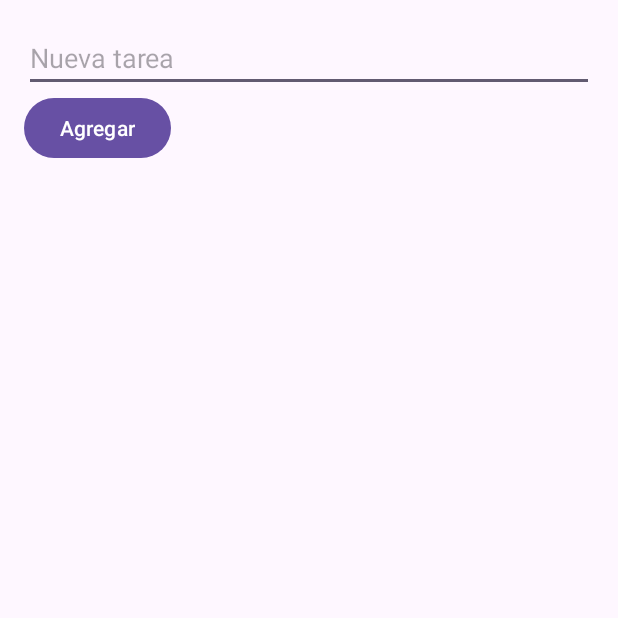
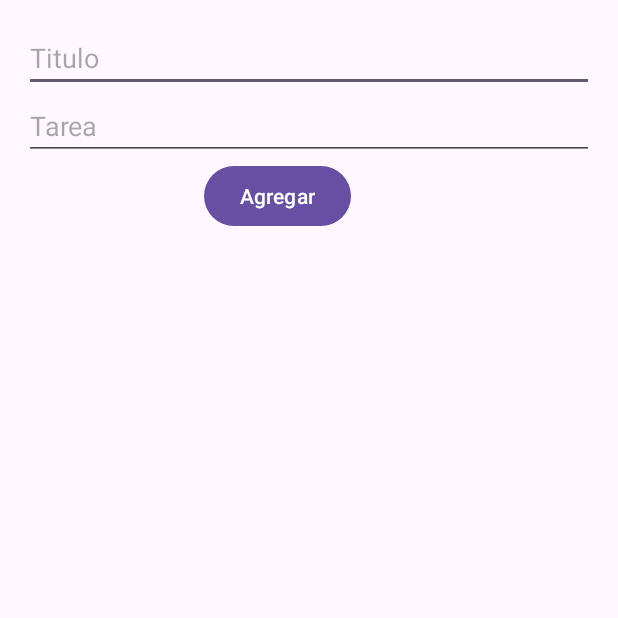
Before and after one commit to wilsongutierrez-01/Collage_Reminder, an Android app: the addNoteActivity screen opened directly, with no data from a screen before it, after a tap on "Agregar", on a phone screen of 412 x 824 dp, the top half of it. Run offline under Robolectric (Android 15) with nearby library versions, the phone set to English and light mode, and no system bars; our stand-ins replace Firebase (no records; nobody signed in at launch, a user with empty details on screens opened directly).

Commit message:
notas modificadas

```diff
--- a/app/src/main/AndroidManifest.xml
+++ b/app/src/main/AndroidManifest.xml
@@ -17,7 +17,7 @@
         android:supportsRtl="true"
         android:theme="@style/Theme.CollageReminder"
         tools:targetApi="31"
-        android:name=".MyApp">
+        >
         <!-- Set custom default icon. This is used when no icon is set for incoming notification messages.
      See README(https://goo.gl/l4GJaQ) for more. -->
         <meta-data
--- a/app/src/main/java/com/example/collagereminder/NotaAdapter.java
+++ b/app/src/main/java/com/example/collagereminder/NotaAdapter.java
@@ -37,9 +37,10 @@ public class NotaAdapter extends ArrayAdapter<Nota> {
         }
 
         Nota nota = getItem(position);
+        Nota titulo = getItem(position);
 
         if (nota != null) {
-            viewHolder.textViewTitle.setText("Reminder");
+            viewHolder.textViewTitle.setText(nota.getTitle());
             viewHolder.textViewContent.setText(nota.getContent());
         }
 
--- a/app/src/main/java/com/example/collagereminder/addNoteActivity.java
+++ b/app/src/main/java/com/example/collagereminder/addNoteActivity.java
@@ -22,7 +22,9 @@ import com.google.firebase.database.FirebaseDatabase;
 import com.google.firebase.database.ValueEventListener;
 
 import java.util.ArrayList;
+import java.util.HashMap;
 import java.util.List;
+import java.util.Map;
 
 public class addNoteActivity extends AppCompatActivity {
     public String userName, userId;
@@ -33,12 +35,91 @@ public class addNoteActivity extends AppCompatActivity {
 
     private FirebaseAuth mAuth;
 
+    DatabaseReference databaseReference = FirebaseDatabase.getInstance().getReferenceFromUrl("https://collage-reminder-32e34-default-rtdb.firebaseio.com/");
+
     @Override
     protected void onCreate(Bundle savedInstanceState) {
         super.onCreate(savedInstanceState);
         setContentView(R.layout.activity_add_note);
+        ///Para base de datos
+        try {
+            cargarDatos();
+        }catch (Exception e){
+            mostrarMsgToast(e.getMessage()   );
+        }
 
+        try {
+            //Variable for user
+            final String user;
+            //cargar boton para agregar notas
+            final Button btnNota = findViewById(R.id.btnAddnote);
+
+            //agregar la base de datos
+
+            //Cargamos el text de tarea
+            final EditText nota = findViewById(R.id.editTextTask);
+
+            final EditText title = findViewById(R.id.editTextTitle);
+
+            btnNota.setOnClickListener(new View.OnClickListener() {
+                @Override
+                public void onClick(View view) {
+
+                    SharedPreferences sharedPreferences = getSharedPreferences("MyPrefs", Context.MODE_PRIVATE);
+                    userName = sharedPreferences.getString("userName", "");
+                    final String tituloNota = title.getText().toString();
+                    final String nuevaNota = nota.getText().toString();
+
+                    databaseReference.child("nuevasNotas").addListenerForSingleValueEvent(new ValueEventListener() {
+                        @Override
+                        public void onDataChange(@NonNull DataSnapshot snapshot) {
+
+                            try {
+
+                                DatabaseReference userNotesReference = databaseReference.child("nuevasNotas").child(userName).child("Notas");
+                                String notaKey = userNotesReference.push().getKey();
+
+                                if (notaKey != null) {
+                                    // Guarda la nueva nota con la clave generada en el nodo "notas"
+                                    Map<String,String> data = new HashMap<>();
+                                    data.put("titulo", tituloNota);
+                                    data.put("tarea", nuevaNota);
+
+                                    userNotesReference.child(notaKey).setValue(data);
+                                    mostrarMsgToast("Nota agregada");
+                                } else {
+                                    mostrarMsgToast("Error al agregar la nota");
+                                }
+
+                            }catch (Exception e){
+                                mostrarMsgToast(e.getMessage());
+                            }
+
+                        }
+
+                        @Override
+                        public void onCancelled(@NonNull DatabaseError error) {
+
+                        }
+                    });
+
+                }
+            });
+
+
+        }catch (Exception e){
+            mostrarMsgToast("error en cargar componentes");
+        }
+
+
+    }
+    private void mostrarMsgToast(String msg){
+        Toast.makeText(getApplicationContext(),msg, Toast.LENGTH_LONG).show();
+    }
+
+    private void cargarDatos (){
         //userId = mAuth.getUid();
+
         // Inicializa la lista de notas
         listaDeNotas = new ArrayList<>();
 
@@ -46,7 +127,6 @@ public class addNoteActivity extends AppCompatActivity {
         listViewTasks = findViewById(R.id.listViewTasks);
 
         // Obtiene una referencia a la base de datos de Firebase
-        DatabaseReference databaseReference = FirebaseDatabase.getInstance().getReferenceFromUrl("https://collage-reminder-32e34-default-rtdb.firebaseio.com/");
 
         // Obtiene el nombre de usuario
         SharedPreferences sharedPreferences = getSharedPreferences("MyPrefs", Context.MODE_PRIVATE);
@@ -63,13 +143,19 @@ public class addNoteActivity extends AppCompatActivity {
                     listaDeNotas.clear(); // Limpia la lista antes de cargar las notas
                     for (DataSnapshot noteSnapshot : dataSnapshot.getChildren()) {
 
-                            String noteText = noteSnapshot.getValue(String.class);
+                        Map<String, String> notaData = (Map<String, String>) noteSnapshot.getValue();
+
+
+
+                        if (notaData != null) {
+                            String titulo = notaData.get("titulo");
+                            String notaContenido = notaData.get("tarea");
 
                             Nota nota = new Nota();
-                            nota.setContent(noteText);
+                            nota.setTitle(titulo);
+                            nota.setContent(notaContenido);
                             listaDeNotas.add(nota);
-
-
+                        }
 
                     }
                     adapter.notifyDataSetChanged(); // Notifica al adaptador que los datos han cambiado
@@ -96,68 +182,7 @@ public class addNoteActivity extends AppCompatActivity {
         }catch (Exception e){
             mostrarMsgToast(e.getMessage());
         }
-
-
-
-
-
-        //Variable for user
-        final String user;
-        //cargar boton para agregar notas
-        final Button btnNota = findViewById(R.id.btnAddnote);
-
-        //agregar la base de datos
-
-        //Cargamos el text de tarea
-        final EditText nota = findViewById(R.id.editTextTask);
-
-
-        btnNota.setOnClickListener(new View.OnClickListener() {
-            @Override
-            public void onClick(View view) {
-
-                SharedPreferences sharedPreferences = getSharedPreferences("MyPrefs", Context.MODE_PRIVATE);
-                userName = sharedPreferences.getString("userName", "");
-                final String nuevaNota = nota.getText().toString();
-
-                    databaseReference.child("nuevasNotas").addListenerForSingleValueEvent(new ValueEventListener() {
-                        @Override
-                        public void onDataChange(@NonNull DataSnapshot snapshot) {
-
-                            try {
-
-                                DatabaseReference userNotesReference = databaseReference.child("nuevasNotas").child(userName).child("Notas");
-                                String notaKey = userNotesReference.push().getKey();
-
-                                if (notaKey != null) {
-                                    // Guarda la nueva nota con la clave generada en el nodo "notas"
-                                    userNotesReference.child(notaKey).setValue(nuevaNota);
-                                    mostrarMsgToast("Nota agregada");
-                                } else {
-                                    mostrarMsgToast("Error al agregar la nota");
-                                }
-
-                            }catch (Exception e){
-                                mostrarMsgToast(e.getMessage());
-                            }
-
-                        }
-
-                        @Override
-                        public void onCancelled(@NonNull DatabaseError error) {
-
-                        }
-                    });
-
-            }
-        });
-    }
-    private void mostrarMsgToast(String msg){
-        Toast.makeText(getApplicationContext(),msg, Toast.LENGTH_LONG).show();
     }
 
 
-
-
-
 }
--- a/app/src/main/res/layout/activity_add_note.xml
+++ b/app/src/main/res/layout/activity_add_note.xml
@@ -10,16 +10,22 @@
 
 
     <EditText
+        android:id="@+id/editTextTitle"
+        android:layout_width="match_parent"
+        android:layout_height="wrap_content"
+        android:hint="Titulo"/>
+    <EditText
         android:id="@+id/editTextTask"
         android:layout_width="match_parent"
         android:layout_height="wrap_content"
-        android:hint="Nueva tarea" />
+        android:hint="Tarea" />
 
     <Button
         android:layout_width="wrap_content"
         android:layout_height="wrap_content"
         android:text="Agregar"
-        android:id="@+id/btnAddnote" />
+        android:id="@+id/btnAddnote"
+        android:layout_marginLeft="120dp"/>
 
     <ListView
         android:id="@+id/listViewTasks"
--- a/app/src/main/res/layout/activity_main.xml
+++ b/app/src/main/res/layout/activity_main.xml
@@ -25,6 +25,7 @@ tools:context=".MainActivity">
             android:layout_height="wrap_content"
             android:text="@string/saludo"
             android:textColor="@color/black"
+            android:textStyle="bold"
             android:textSize="19dp"/>
         <TextView
             android:id="@+id/lblrecordatorio"
--- a/app/src/main/res/layout/list_item_note.xml
+++ b/app/src/main/res/layout/list_item_note.xml
@@ -8,7 +8,9 @@
         android:id="@+id/textViewTitle"
         android:layout_width="wrap_content"
         android:layout_height="wrap_content"
-        android:text="Título de la nota" />
+        android:text="Título de la nota"
+        android:textSize="20dp"
+        android:textStyle="bold"/>
 
     <TextView
         android:id="@+id/textViewContent"
```
Also changed, not shown: app/src/main/java/com/example/collagereminder/MainActivity.java (+32 -0 lines).
